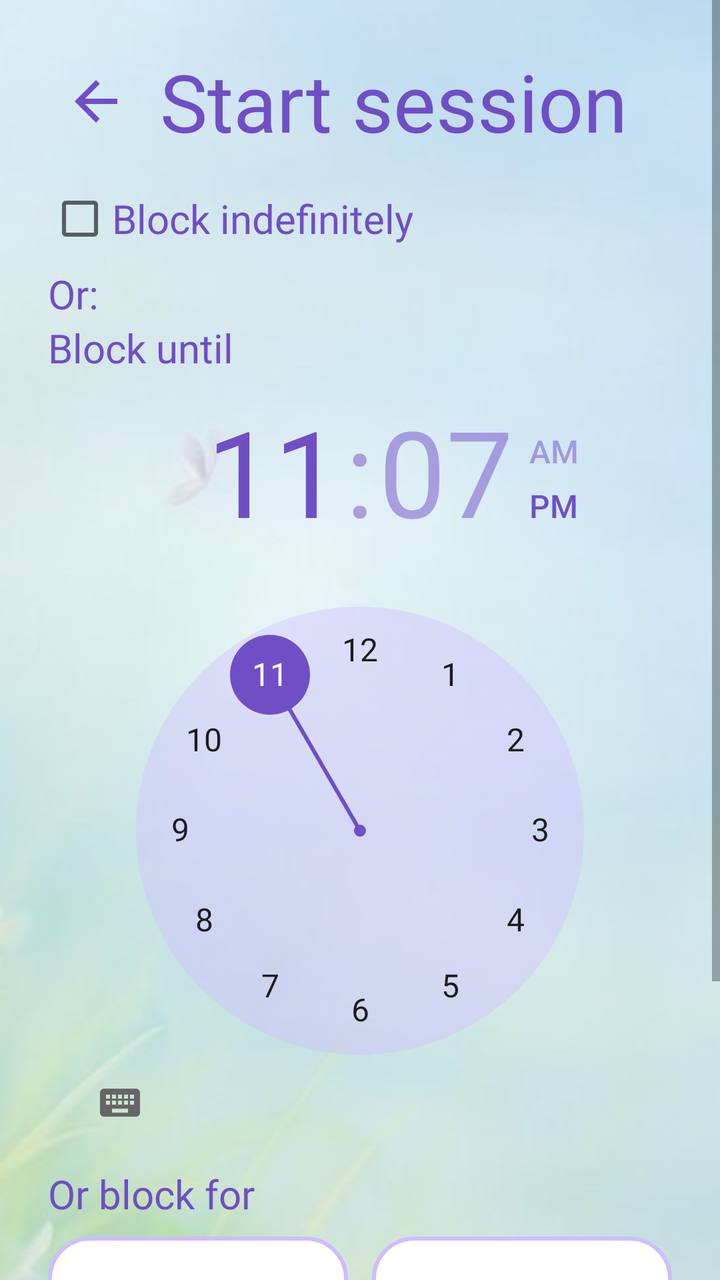
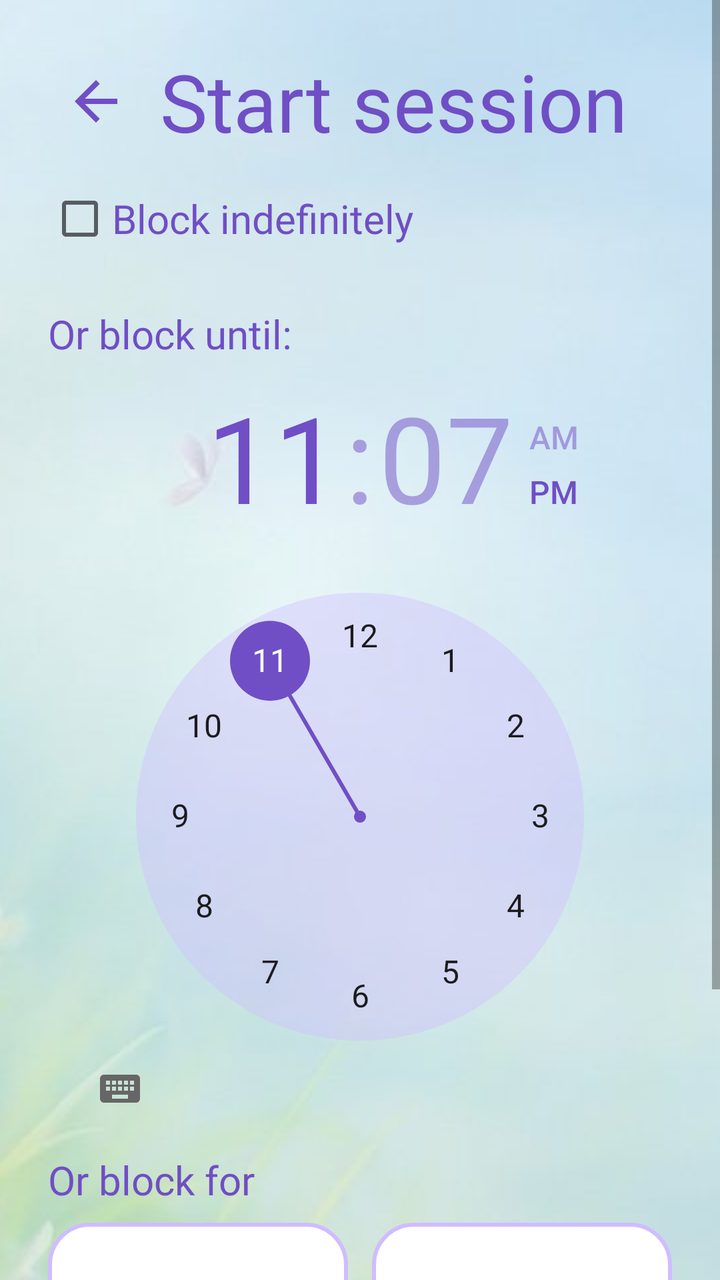

The first picture is an Android layout as it rendered before a commit; the second is the same layout after the commit. The layout source and the unified diff follow.
<!-- AndroidManifest.xml: application theme android:Theme.Material.Light.NoActionBar -->
<!-- res/layout/activity_start_session.xml -->
<?xml version="1.0" encoding="utf-8"?>
<ScrollView xmlns:android="http://schemas.android.com/apk/res/android"
    android:layout_width="match_parent"
    android:layout_height="match_parent"
    android:fillViewport="true"
    android:background="@drawable/activity_background">

    <LinearLayout
        android:layout_width="match_parent"
        android:layout_height="wrap_content"
        android:orientation="vertical"
        android:padding="24dp">

        
        <LinearLayout
            android:layout_width="match_parent"
            android:layout_height="wrap_content"
            android:gravity="center_vertical"
            android:orientation="horizontal">

            <ImageButton
                android:id="@+id/btnBack"
                android:layout_width="48dp"
                android:layout_height="48dp"
                android:layout_marginEnd="8dp"
                android:background="?android:attr/selectableItemBackgroundBorderless"
                android:contentDescription="Back"
                android:src="@drawable/ic_back" />

            <TextView
                android:id="@+id/tvTitle"
                android:layout_width="0dp"
                android:layout_height="wrap_content"
                android:layout_weight="1"
                android:autoSizeMaxTextSize="40sp"
                android:autoSizeMinTextSize="24sp"
                android:autoSizeStepGranularity="1sp"
                android:autoSizeTextType="uniform"
                android:fontFamily="@font/super_frog"
                android:maxLines="1"
                android:text="Start session"
                android:textColor="@color/primary_dark"
                android:textSize="40sp" />
        </LinearLayout>

        
        <TextView
            android:id="@+id/tvExtendInfo"
            android:layout_width="match_parent"
            android:layout_height="wrap_content"
            android:fontFamily="@font/super_frog"
            android:paddingTop="8dp"
            android:textColor="@color/primary_dark"
            android:textSize="16sp"
            android:visibility="gone" />

        <CheckBox
            android:id="@+id/cbIndefinite"
            android:layout_width="match_parent"
            android:layout_height="wrap_content"
            android:layout_marginTop="16dp"
            android:fontFamily="@font/super_frog"
            android:text="Block indefinitely"
            android:textColor="@color/primary_dark"
            android:textSize="20sp"
            android:theme="@style/PurpleControls" />

        <TextView
            android:layout_width="match_parent"
            android:layout_height="wrap_content"
            android:fontFamily="@font/super_frog"
            android:paddingTop="8dp"
            android:text="Or:"
            android:textColor="@color/primary_dark"
            android:textSize="20sp" />

        
        <RelativeLayout
            android:layout_width="match_parent"
            android:layout_height="wrap_content">

            <LinearLayout
                android:id="@+id/timeControls"
                android:layout_width="match_parent"
                android:layout_height="wrap_content"
                android:orientation="vertical">

                <TextView
                    android:layout_width="match_parent"
                    android:layout_height="wrap_content"
                    android:fontFamily="@font/super_frog"
                    android:text="Block until"
                    android:textColor="@color/primary_dark"
                    android:textSize="20sp" />

                
                <TimePicker
                    android:id="@+id/timePicker"
                    style="@style/FocusTimePicker"
                    android:theme="@style/PurpleControls"
                    android:layout_width="match_parent"
                    android:layout_height="wrap_content"
                    android:timePickerMode="clock" />

                <TextView
                    android:layout_width="match_parent"
                    android:layout_height="wrap_content"
                    android:fontFamily="@font/super_frog"
                    android:paddingTop="8dp"
                    android:text="Or block for"
                    android:textColor="@color/primary_dark"
                    android:textSize="20sp" />

                <LinearLayout
                    android:layout_width="match_parent"
                    android:layout_height="wrap_content"
                    android:layout_marginTop="8dp"
                    android:orientation="horizontal">

                    
                    <LinearLayout
                        android:layout_width="0dp"
                        android:layout_height="wrap_content"
                        android:layout_marginEnd="6dp"
                        android:layout_weight="1"
                        android:orientation="vertical">

                        <EditText
                            android:id="@+id/etHours"
                            android:layout_width="match_parent"
                            android:layout_height="wrap_content"
                            android:background="@drawable/schedule_day_card"
                            android:fontFamily="@font/super_frog"
                            android:gravity="center"
                            android:importantForAutofill="no"
                            android:inputType="number"
                            android:maxLength="3"
                            android:padding="12dp"
                            android:textColor="@color/primary_dark"
                            android:textSize="28sp"
                            android:theme="@style/PurpleControls" />

                        <TextView
                            android:layout_width="match_parent"
                            android:layout_height="wrap_content"
                            android:fontFamily="@font/super_frog"
                            android:gravity="center"
                            android:paddingTop="4dp"
                            android:text="hours"
                            android:textColor="@color/primary_dark"
                            android:textSize="16sp" />
                    </LinearLayout>

                    <LinearLayout
                        android:layout_width="0dp"
                        android:layout_height="wrap_content"
                        android:layout_marginStart="6dp"
                        android:layout_weight="1"
                        android:orientation="vertical">

                        <EditText
                            android:id="@+id/etMinutes"
                            android:layout_width="match_parent"
                            android:layout_height="wrap_content"
                            android:background="@drawable/schedule_day_card"
                            android:fontFamily="@font/super_frog"
                            android:gravity="center"
                            android:importantForAutofill="no"
                            android:inputType="number"
                            android:maxLength="4"
                            android:padding="12dp"
                            android:textColor="@color/primary_dark"
                            android:textSize="28sp"
                            android:theme="@style/PurpleControls" />

                        <TextView
                            android:layout_width="match_parent"
                            android:layout_height="wrap_content"
                            android:fontFamily="@font/super_frog"
                            android:gravity="center"
                            android:paddingTop="4dp"
                            android:text="minutes"
                            android:textColor="@color/primary_dark"
                            android:textSize="16sp" />
                    </LinearLayout>
                </LinearLayout>
            </LinearLayout>

            <View
                android:id="@+id/timeBlocker"
                android:layout_width="match_parent"
                android:layout_height="wrap_content"
                android:layout_alignTop="@id/timeControls"
                android:layout_alignBottom="@id/timeControls"
                android:clickable="true"
                android:focusable="true"
                android:visibility="gone" />
        </RelativeLayout>

        <TextView
            android:id="@+id/tvNote"
            android:layout_width="match_parent"
            android:layout_height="wrap_content"
            android:fontFamily="@font/super_frog"
            android:paddingTop="4dp"
            android:textColor="@color/primary_dark"
            android:textSize="16sp" />

        <Button
            android:id="@+id/btnStartSession"
            style="@style/BaseButtonStyle"
            android:layout_width="match_parent"
            android:layout_height="64dp"
            android:layout_marginTop="16dp"
            android:text="Start" />
    </LinearLayout>
</ScrollView>
<!-- resources referenced by this layout -->
<resources>
  <color name="primary_dark">#704EC5</color>
  <!-- drawable activity_background (drawable) -->
  <?xml version="1.0" encoding="utf-8"?>
  <bitmap xmlns:android="http://schemas.android.com/apk/res/android"
      android:src="@drawable/background"
      android:gravity="center"
      android:tileMode="disabled" />
  <!-- drawable ic_back (drawable) -->
  <vector xmlns:android="http://schemas.android.com/apk/res/android"
      android:width="32dp"
      android:height="32dp"
      android:autoMirrored="true"
      android:viewportWidth="24"
      android:viewportHeight="24">
      <path
          android:fillColor="@color/primary_dark"
          android:pathData="M20,11H7.83l5.59,-5.59L12,4l-8,8 8,8 1.41,-1.41L7.83,13H20v-2z" />
  </vector>
  <!-- drawable schedule_day_card (drawable) -->
  <shape xmlns:android="http://schemas.android.com/apk/res/android"
      android:shape="rectangle">
      <solid android:color="@color/surface" />
      <corners android:radius="20dp" />
      <stroke
          android:width="2dp"
          android:color="@color/accent" />
  </shape>
  <style name="BaseButtonStyle">
          <item name="android:layout_width">match_parent</item>
          <item name="android:layout_height">match_parent</item>
          <item name="android:background">@drawable/base_button_shape</item>
          <item name="android:fontFamily">@font/super_frog</item>
          <item name="android:gravity">center_vertical|center_horizontal</item>
          
          <item name="android:paddingStart">10dp</item>
          <item name="android:paddingEnd">10dp</item>
          <item name="android:maxLines">1</item>
  
          <item name="android:autoSizeTextType">uniform</item>
          <item name="android:autoSizeMinTextSize">14sp</item>
          <item name="android:autoSizeMaxTextSize">30sp</item>
          <item name="android:autoSizeStepGranularity">5sp</item>
      </style>
  <style name="FocusTimePicker" parent="@android:style/Widget.Material.Light.TimePicker">
          <item name="android:headerBackground">@android:color/transparent</item>
          <item name="android:headerTimeTextAppearance">@style/FocusClockHeaderText</item>
          <item name="android:headerAmPmTextAppearance">@style/FocusClockAmPmText</item>
          <item name="android:numbersTextColor">@color/clock_numbers_text</item>
          <item name="android:numbersBackgroundColor">#66D0BCFF</item>
          <item name="android:numbersSelectorColor">@color/primary_dark</item>
      </style>
  <style name="PurpleControls">
          <item name="android:colorAccent">@color/primary_dark</item>
          <item name="android:colorControlActivated">@color/primary_dark</item>
      </style>
  <!-- drawable background: jpg bitmap (drawable, 65327 bytes) -->
  <color name="surface">#FFFFFF</color>
  <color name="accent">#D0BCFF</color>
  <!-- drawable base_button_shape (drawable) -->
  <shape xmlns:android="http://schemas.android.com/apk/res/android"
      android:shape="rectangle">
  
      <gradient
          android:angle="270"
          android:startColor="@color/primary_dark"
          android:endColor="@color/primary"
          android:type="linear" />
  
      <corners android:radius="20dp" />
  
      <stroke
          android:width="3dp"
          android:color="@color/accent" />
  
  </shape>
  <style name="FocusClockHeaderText">
          <item name="android:fontFamily">@font/super_frog</item>
          <item name="android:textSize">56sp</item>
          <item name="android:textColor">@color/clock_header_text</item>
      </style>
  <style name="FocusClockAmPmText">
          <item name="android:fontFamily">@font/super_frog</item>
          <item name="android:textSize">22sp</item>
          <item name="android:textColor">@color/clock_header_text</item>
      </style>
  <color name="primary">#9477E6</color>
</resources>

<!-- the commit's change to res/layout/activity_start_session.xml (unified diff, before → after) -->
@@ -65,15 +65,6 @@
             android:textSize="20sp"
             android:theme="@style/PurpleControls" />
 
-        <TextView
-            android:layout_width="match_parent"
-            android:layout_height="wrap_content"
-            android:fontFamily="@font/super_frog"
-            android:paddingTop="8dp"
-            android:text="Or:"
-            android:textColor="@color/primary_dark"
-            android:textSize="20sp" />
-
         
         <RelativeLayout
             android:layout_width="match_parent"
@@ -89,7 +80,8 @@
                     android:layout_width="match_parent"
                     android:layout_height="wrap_content"
                     android:fontFamily="@font/super_frog"
-                    android:text="Block until"
+                    android:paddingTop="28dp"
+                    android:text="Or block until:"
                     android:textColor="@color/primary_dark"
                     android:textSize="20sp" />
 
